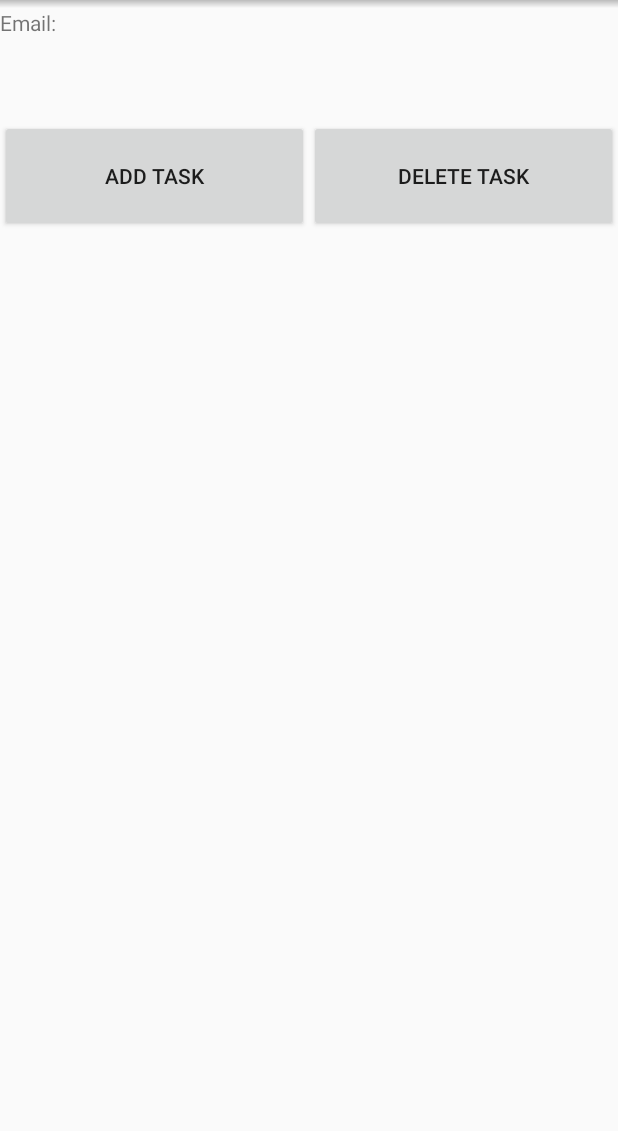
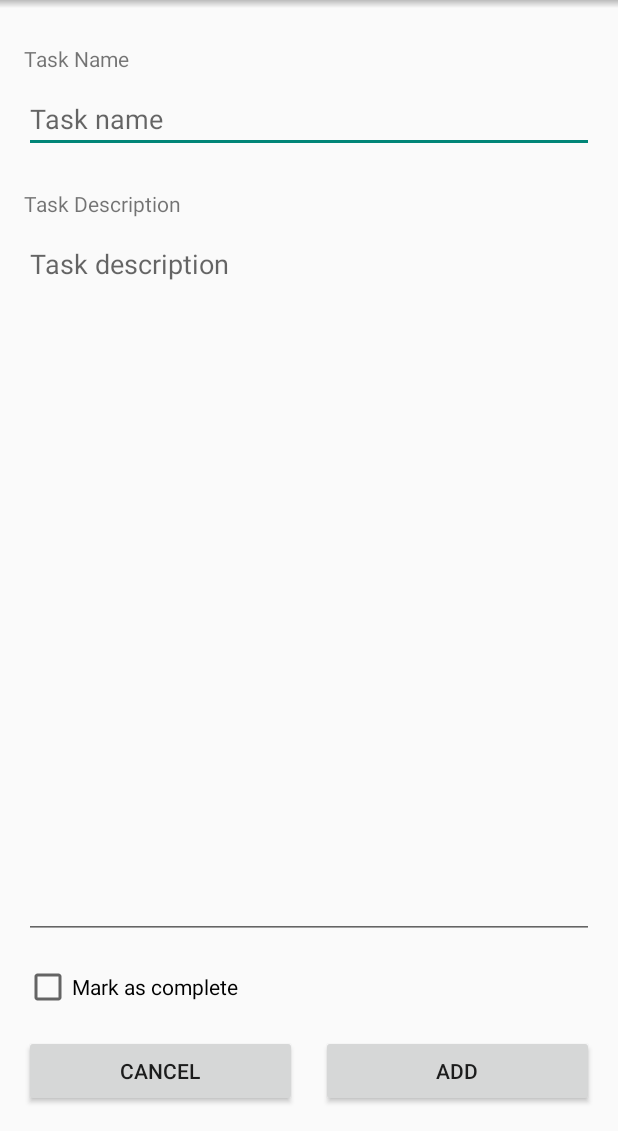
Before and after one commit to GoldyNajma/ToDolist, an Android app: the TasksActivity screen opened directly, with no data from a screen before it, after a tap on "ADD TASK", on a phone screen of 412 x 824 dp, the part 105-1236 px from its top. Run offline under Robolectric (Android 15) with nearby library versions, the phone set to English and light mode, and no system bars; 3 statements that could not run were skipped.

Commit message:
Fix errors

```diff
--- a/To-DoList/app/src/main/java/com/example/to_dolist/modules/addtask/AddTaskActivity.java
+++ b/To-DoList/app/src/main/java/com/example/to_dolist/modules/addtask/AddTaskActivity.java
@@ -1,23 +1,26 @@
 package com.example.to_dolist.modules.addtask;
 
+import android.os.Bundle;
 import android.view.View;
 
 import com.example.to_dolist.base.BaseFragmentHolderActivity;
 import com.example.to_dolist.modules.tasks.TasksFragment;
 
 public class AddTaskActivity extends BaseFragmentHolderActivity {
-    TasksFragment tasksFragment;
+    AddTaskFragment addTaskFragment;
     private final int UPDATE_REQUEST = 2019;
 
     @Override
     protected void initializeFragment() {
+        Bundle user = getIntent().getExtras();
+
         initializeView();
 
         btBack.setVisibility(View.GONE);
         btOptionMenu.setVisibility(View.GONE);
         ivIcon.setVisibility(View.VISIBLE);
 
-        tasksFragment = new TasksFragment();
-        setCurrentFragment(tasksFragment, false);
+        addTaskFragment = new AddTaskFragment(user);
+        setCurrentFragment(addTaskFragment, false);
     }
 }
--- a/To-DoList/app/src/main/java/com/example/to_dolist/modules/addtask/AddTaskContract.java
+++ b/To-DoList/app/src/main/java/com/example/to_dolist/modules/addtask/AddTaskContract.java
@@ -2,7 +2,6 @@ package com.example.to_dolist.modules.addtask;
 
 import com.example.to_dolist.base.BasePresenter;
 import com.example.to_dolist.base.BaseView;
-import com.example.to_dolist.modules.tasks.TasksContract;
 
 public interface AddTaskContract {
     interface Presenter extends BasePresenter {
--- a/To-DoList/app/src/main/java/com/example/to_dolist/modules/addtask/AddTaskFragment.java
+++ b/To-DoList/app/src/main/java/com/example/to_dolist/modules/addtask/AddTaskFragment.java
@@ -14,16 +14,19 @@ import androidx.annotation.Nullable;
 import com.example.to_dolist.R;
 import com.example.to_dolist.base.BaseFragment;
 import com.example.to_dolist.modules.login.LoginActivity;
+import com.example.to_dolist.modules.tasks.TasksActivity;
 
 public class AddTaskFragment extends BaseFragment<AddTaskActivity, AddTaskContract.Presenter>
         implements AddTaskContract.View {
-    //    ImageView ivProfilePicture;
-//    TextView tvEmail;
-//    TextView tvPassword;
+    Bundle user;
     Button btAdd;
     Button btCancel;
     EditText etTaskName;
     EditText etTaskDescription;
+
+    public AddTaskFragment(Bundle user) {
+        this.user = user;
+    }
 
     @Override
     public View onCreateView(LayoutInflater inflater, @Nullable ViewGroup container,
@@ -37,24 +40,30 @@ public class AddTaskFragment extends BaseFragment<AddTaskActivity, AddTaskContra
 
         mPresenter = new AddTaskPresenter(this);
         mPresenter.start();
+        btAdd.setOnClickListener(new View.OnClickListener() {
+            @Override
+            public void onClick(View v) {
+                setBtAddOnClick();
+            }
+        });
 
         setTitle("Main Page");
 
         return fragmentView;
     }
 
-//    @Override
-//    public void redirectToLogin() {
-//        Intent intent = new Intent(activity, LoginActivity.class);
-//
-//        startActivity(intent);
-//        activity.finish();
-//    }
+    public void setBtAddOnClick() {
+        mPresenter.performAddTask();
+    }
 
     @Override
     public void redirectToTasks() {
-        Intent intent = new Intent(activity, AddTaskActivity.class);
+        Intent intent = new Intent(activity, TasksActivity.class);
+        String email = user.getString("email");
+        String password = user.getString("password");
 
+        intent.putExtra("email", email);
+        intent.putExtra("password", password);
         startActivity(intent);
     }
 
--- a/To-DoList/app/src/main/java/com/example/to_dolist/modules/tasks/TasksActivity.java
+++ b/To-DoList/app/src/main/java/com/example/to_dolist/modules/tasks/TasksActivity.java
@@ -1,5 +1,6 @@
 package com.example.to_dolist.modules.tasks;
 
+import android.os.Bundle;
 import android.view.View;
 
 import com.example.to_dolist.base.BaseFragmentHolderActivity;
@@ -10,13 +11,15 @@ public class TasksActivity extends BaseFragmentHolderActivity {
 
     @Override
     protected void initializeFragment() {
+        Bundle user = getIntent().getExtras();
+
         initializeView();
 
         btBack.setVisibility(View.VISIBLE);
         btOptionMenu.setVisibility(View.GONE);
         ivIcon.setVisibility(View.VISIBLE);
 
-        tasksFragment = new TasksFragment();
+        tasksFragment = new TasksFragment(user);
         setCurrentFragment(tasksFragment, false);
 
         btBack.setOnClickListener(new View.OnClickListener() {
--- a/To-DoList/app/src/main/java/com/example/to_dolist/modules/tasks/TasksContract.java
+++ b/To-DoList/app/src/main/java/com/example/to_dolist/modules/tasks/TasksContract.java
@@ -8,13 +8,13 @@ import com.example.to_dolist.base.BaseView;
 public interface TasksContract {
     interface Presenter extends BasePresenter {
         void performLogout();
-//        void initializeProfile(Bundle profileInfo);
+        void initializeProfile(Bundle user);
         void moveToAddTaskPage();
     }
 
     interface View extends BaseView<Presenter> {
-        void showProfileInfo(Bundle profileInfo);
         void redirectToLogin();
+        void showProfileInfo();
         void redirectToAddTask();
     }
 }
--- a/To-DoList/app/src/main/java/com/example/to_dolist/modules/tasks/TasksFragment.java
+++ b/To-DoList/app/src/main/java/com/example/to_dolist/modules/tasks/TasksFragment.java
@@ -18,6 +18,7 @@ import com.example.to_dolist.modules.login.LoginActivity;
 
 public class TasksFragment extends BaseFragment<TasksActivity, TasksContract.Presenter>
         implements TasksContract.View {
+    Bundle user;
 //    ImageView ivProfilePicture;
     TextView tvEmail;
 //    TextView tvPassword;
@@ -25,19 +26,23 @@ public class TasksFragment extends BaseFragment<TasksActivity, TasksContract.Pre
     Button btDeleteTask;
     ListView lvTasks;
 
+    public TasksFragment(Bundle user) {
+        this.user = user;
+    }
+
     @Override
     public View onCreateView(LayoutInflater inflater, @Nullable ViewGroup container,
                              @Nullable Bundle savedStateInstance) {
-        Bundle profileInfo = getActivity().getIntent().getExtras();
-
         super.onCreateView(inflater, container, savedStateInstance);
         fragmentView = inflater.inflate(R.layout.fragment_tasks, container, false);
         btAddTask = fragmentView.findViewById(R.id.bt_add_task);
         btDeleteTask = fragmentView.findViewById(R.id.bt_delete_task);
         lvTasks = fragmentView.findViewById(R.id.lv_tasks);
+        tvEmail = fragmentView.findViewById(R.id.tv_email);
 
         mPresenter = new TasksPresenter(this);
         mPresenter.start();
+        mPresenter.initializeProfile(user);
 
         btAddTask.setOnClickListener(new View.OnClickListener() {
             @Override
@@ -55,9 +60,9 @@ public class TasksFragment extends BaseFragment<TasksActivity, TasksContract.Pre
         mPresenter.moveToAddTaskPage();
     }
 
-    public void showProfileInfo(Bundle profileInfo) {
-        String email = profileInfo.getString("email");
-//        String password = profileInfo.getString("password");
+    public void showProfileInfo() {
+        String email = user.getString("email");
+//        String password = user.getString("password");
 
         showEmail(email);
 //        showPassword(password);
@@ -86,7 +91,11 @@ public class TasksFragment extends BaseFragment<TasksActivity, TasksContract.Pre
     @Override
     public void redirectToAddTask() {
         Intent intent = new Intent(activity, AddTaskActivity.class);
+        String email = user.getString("email");
+        String password =user.getString("password");
 
+        intent.putExtra("email", email);
+        intent.putExtra("password", password);
         startActivity(intent);
     }
 
--- a/To-DoList/app/src/main/java/com/example/to_dolist/modules/tasks/TasksPresenter.java
+++ b/To-DoList/app/src/main/java/com/example/to_dolist/modules/tasks/TasksPresenter.java
@@ -18,6 +18,11 @@ public class TasksPresenter implements TasksContract.Presenter {
     }
 
     @Override
+    public void initializeProfile(Bundle user) {
+        view.showProfileInfo();
+    }
+
+    @Override
     public void moveToAddTaskPage() {
         view.redirectToAddTask();
     }
--- a/To-DoList/app/src/main/res/layout/fragment_add_task.xml
+++ b/To-DoList/app/src/main/res/layout/fragment_add_task.xml
@@ -28,7 +28,10 @@
         android:layout_marginTop="8dp"
         android:layout_marginEnd="16dp"
         android:ems="10"
-        android:hint="@string/et_search_hint"
+        android:hint="@string/et_task_name_hint"
+        android:autofillHints=""
+        android:importantForAutofill="no"
+        tools:targetApi="O"
         android:inputType="text"
         app:layout_constraintEnd_toEndOf="parent"
         app:layout_constraintHorizontal_bias="0.0"
@@ -45,6 +48,10 @@
         android:layout_marginBottom="16dp"
         android:ems="10"
         android:gravity="start|top"
+        android:hint="@string/et_task_description_hint"
+        android:autofillHints=""
+        android:importantForAutofill="no"
+        tools:targetApi="O"
         android:inputType="textMultiLine"
         app:layout_constraintBottom_toTopOf="@+id/cb_mark_as_complete"
         app:layout_constraintEnd_toEndOf="parent"
--- a/To-DoList/app/src/main/res/values/strings.xml
+++ b/To-DoList/app/src/main/res/values/strings.xml
@@ -10,6 +10,8 @@
     <string name="tv_task_description_text">Task Description</string>
     <string name="bt_add_text">ADD</string>
     <string name="bt_cancel_text">CANCEL</string>
+    <string name="et_task_name_hint">Task name</string>
+    <string name="et_task_description_hint">Task description</string>
 
     <string name="et_email_hint">Enter email address</string>
     <string name="et_password_hint">Enter password</string>
```
